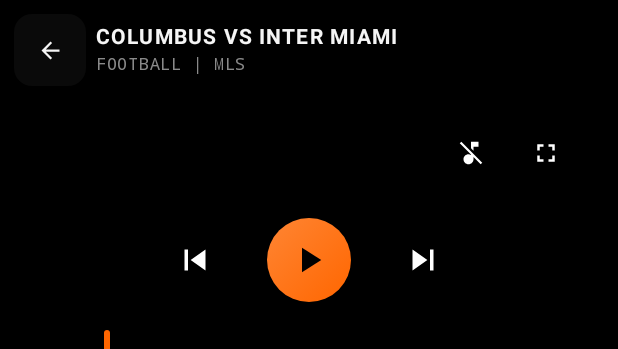
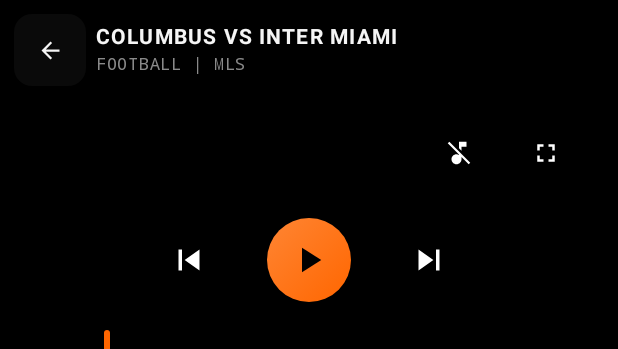
Before and after one commit to elnathanbwanika/Streamz_clonednew, an Android app built with Jetpack Compose: the @Preview function LinkStreamzPlayerPreview, on a phone screen of 412 x 824 dp. Shown: the top 349 px of the screen. Run offline under Robolectric (Android 15) with nearby library versions, the phone set to English and light mode, and no system bars.

Commit message:
Restructure player overlay into a unified Box container with flexbox-equivalent Rows

```diff
--- a/app/src/main/java/com/linkstreamz/app/PlayerScreen.kt
+++ b/app/src/main/java/com/linkstreamz/app/PlayerScreen.kt
@@ -291,15 +291,19 @@ fun PlayerScreen(
             }
 
             // ── Overlaid controls (auto-hide) ─────────────────────────────
-            // Each child is a direct, independently-aligned Box inside the outer Box,
-            // avoiding the ColumnScope.AnimatedVisibility resolution error.
             if (!locked && error == null) {
+                androidx.compose.animation.AnimatedVisibility(
+                    visible = controlsVisible,
+                    enter = fadeIn(tween(200)),
+                    exit = fadeOut(tween(300)),
+                    modifier = Modifier.matchParentSize()
+                ) {
+                    Box(Modifier.fillMaxSize()) {
                         // Gradient scrim
                         Box(
                             Modifier
                                 .matchParentSize()
                                 .background(
-                            if (controlsVisible)
                                     Brush.verticalGradient(
                                         listOf(
                                             Color.Black.copy(alpha = 0.55f),
@@ -308,91 +312,15 @@ fun PlayerScreen(
                                             Color.Black.copy(alpha = 0.72f),
                                         )
                                     )
-                            else Brush.verticalGradient(listOf(Color.Transparent, Color.Transparent))
                                 )
                         )
 
-                // Seek bar + time — pinned to bottom of video
-                Box(
-                    Modifier
-                        .align(Alignment.BottomCenter)
-                        .fillMaxWidth()
-                ) {
-                    androidx.compose.animation.AnimatedVisibility(
-                        visible = controlsVisible,
-                        enter = fadeIn(tween(200)),
-                        exit = fadeOut(tween(300)),
-                    ) {
-                        OverlaySeekBar(
-                            position = position,
-                            duration = duration,
-                            onSeek = { value ->
-                                if (duration > 0) player.seekTo(value.toLong())
-                                touchControls()
-                            },
-                        )
-                    }
-                }
-
-                // Play/Pause + Skip buttons — centred
-                Box(Modifier.align(Alignment.Center)) {
-                    androidx.compose.animation.AnimatedVisibility(
-                        visible = controlsVisible,
-                        enter = fadeIn(tween(200)),
-                        exit = fadeOut(tween(300)),
-                    ) {
+                        // Top-right secondary controls
                         Row(
-                            horizontalArrangement = Arrangement.spacedBy(20.dp),
-                            verticalAlignment = Alignment.CenterVertically,
-                        ) {
-                            RoundPlayerButton(
-                                icon = Icons.Default.SkipPrevious,
-                                description = "Back",
-                                onClick = { seekBy(-settings.skip) },
-                                size = 56.dp,
-                                iconSize = 28.dp,
-                            )
-                            // Large play/pause
-                            IconButton(
-                                onClick = {
-                                    if (playing) player.pause() else player.play()
-                                    touchControls()
-                                },
                             modifier = Modifier
-                                    .size(56.dp)
-                                    .background(Brush.linearGradient(listOf(Accent2, Accent)), CircleShape),
-                            ) {
-                                Icon(
-                                    if (playing) Icons.Default.Pause else Icons.Default.PlayArrow,
-                                    "Play",
-                                    tint = Color.Black,
-                                    modifier = Modifier.size(28.dp),
-                                )
-                            }
-                            RoundPlayerButton(
-                                icon = Icons.Default.SkipNext,
-                                description = "Forward",
-                                onClick = { seekBy(settings.skip) },
-                                size = 56.dp,
-                                iconSize = 28.dp,
-                            )
-                        }
-                    }
-                }
-
-                // Top-right secondary controls: Mute, Gear, Fullscreen
-                Box(
-                    Modifier
                                 .align(Alignment.TopEnd)
-                        .padding(16.dp)
-                ) {
-                    androidx.compose.animation.AnimatedVisibility(
-                        visible = controlsVisible,
-                        enter = fadeIn(tween(200)),
-                        exit = fadeOut(tween(300)),
-                    ) {
-                        Row(
-                            horizontalArrangement = Arrangement.spacedBy(8.dp),
+                                .padding(16.dp),
+                            horizontalArrangement = Arrangement.spacedBy(16.dp),
                             verticalAlignment = Alignment.CenterVertically,
                         ) {
                             RoundPlayerButton(
@@ -404,7 +332,6 @@ fun PlayerScreen(
                                 touchControls()
                             }
 
-                            // Gear icon — opens inline dropdown, only when multiple servers exist
                             if (target.servers.size > 1) {
                                 Box {
                                     RoundPlayerButton(Icons.Default.Settings, "Servers") {
@@ -435,6 +362,56 @@ fun PlayerScreen(
                                 enterFullscreen(activity)
                                 touchControls()
                             }
+                        }
+
+                        // Play/Pause + Skip buttons
+                        Row(
+                            modifier = Modifier.align(Alignment.Center),
+                            horizontalArrangement = Arrangement.spacedBy(24.dp, Alignment.CenterHorizontally),
+                            verticalAlignment = Alignment.CenterVertically,
+                        ) {
+                            RoundPlayerButton(
+                                icon = Icons.Default.SkipPrevious,
+                                description = "Back",
+                                onClick = { seekBy(-settings.skip) },
+                                size = 56.dp,
+                                iconSize = 28.dp,
+                            )
+                            IconButton(
+                                onClick = {
+                                    if (playing) player.pause() else player.play()
+                                    touchControls()
+                                },
+                                modifier = Modifier
+                                    .size(56.dp)
+                                    .background(Brush.linearGradient(listOf(Accent2, Accent)), CircleShape),
+                            ) {
+                                Icon(
+                                    if (playing) Icons.Default.Pause else Icons.Default.PlayArrow,
+                                    "Play",
+                                    tint = Color.Black,
+                                    modifier = Modifier.size(28.dp),
+                                )
+                            }
+                            RoundPlayerButton(
+                                icon = Icons.Default.SkipNext,
+                                description = "Forward",
+                                onClick = { seekBy(settings.skip) },
+                                size = 56.dp,
+                                iconSize = 28.dp,
+                            )
+                        }
+
+                        // Seek bar + time
+                        Box(Modifier.align(Alignment.BottomCenter).fillMaxWidth()) {
+                            OverlaySeekBar(
+                                position = position,
+                                duration = duration,
+                                onSeek = { value ->
+                                    if (duration > 0) player.seekTo(value.toLong())
+                                    touchControls()
+                                },
+                            )
                         }
                     }
                 }
```
Lines whose indentation alone changed are shown as unchanged.
